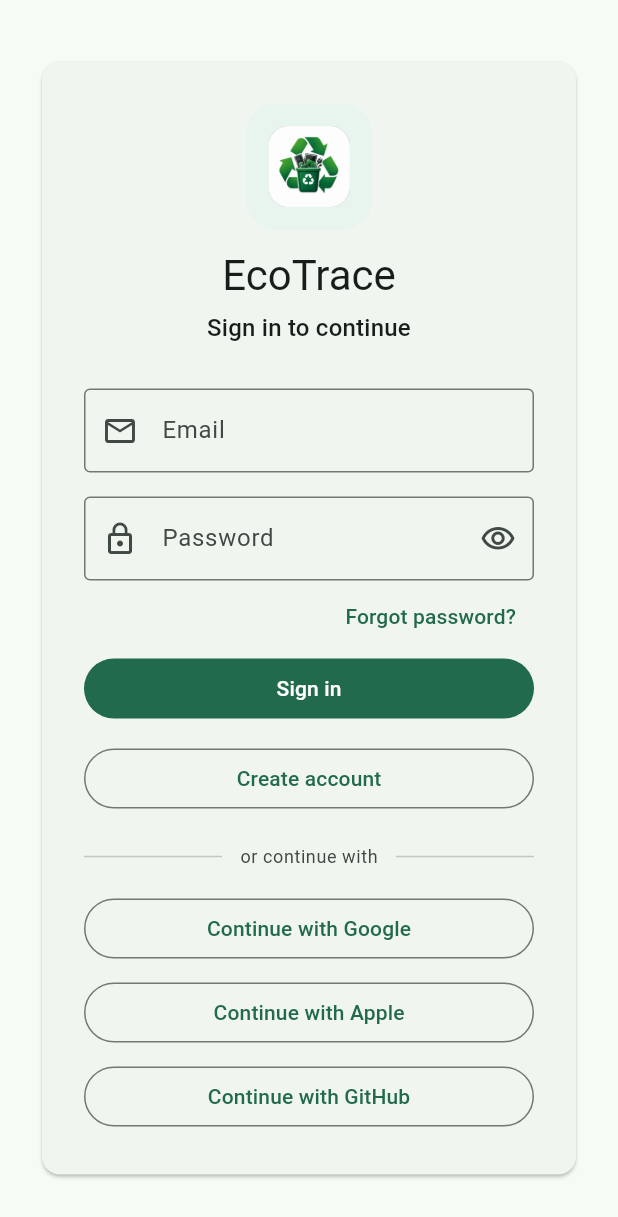
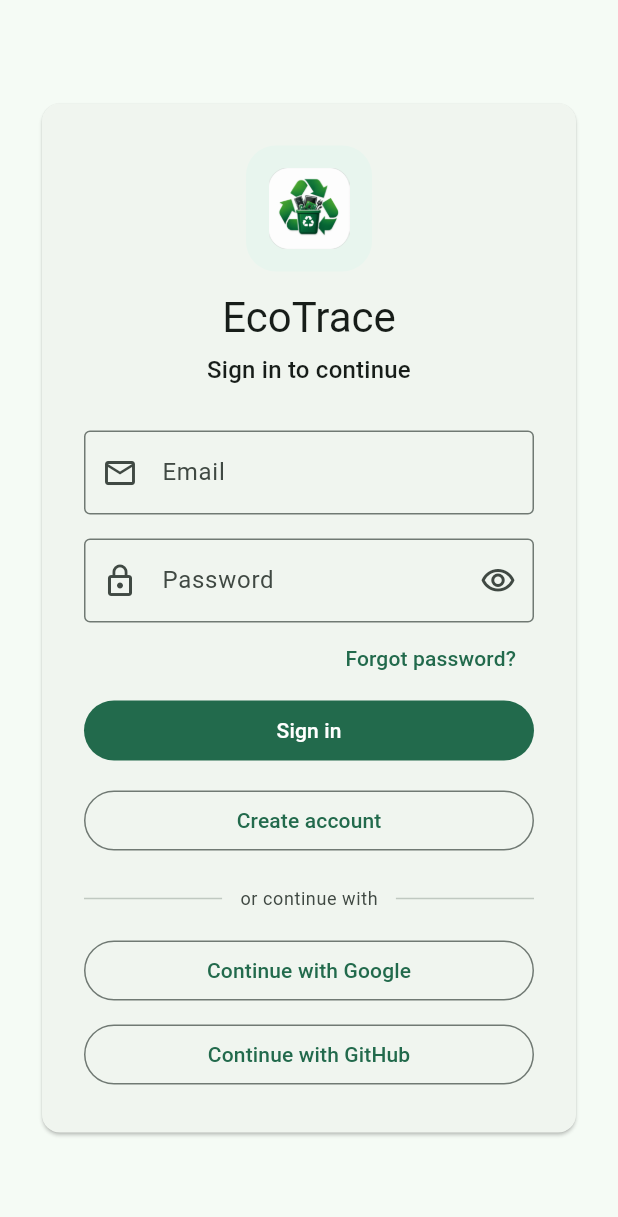
Before and after one commit to EcoTraces/ecotrace, a Flutter app: the screen it shows after launch, on a phone screen of 412 x 824 dp. Shown: the top 1217 px of the screen. Run offline on Flutter 3.47's test engine with Material 3 defaults, Android fonts, the phone set to English and light mode, and no system bars; our stand-ins replace cloud_firestore, csv, file_picker, firebase_auth, firebase_core, firebase_messaging and 8 more; missing offline and left inert: mobile_scanner; accounts and stored records are empty.

Commit message:
Remove Apple sign-in
Keep Google and GitHub. Apple requires a paid Developer Program
membership to configure at all, which isn't set up for this project.

Co-Authored-By: Claude Sonnet 5 <noreply@anthropic.com>

```diff
--- a/lib/features/auth/presentation/auth_gate.dart
+++ b/lib/features/auth/presentation/auth_gate.dart
@@ -75,7 +75,7 @@ class _AuthGateState extends State<AuthGate> {
             final profile = profileSnapshot.data;
             if (profile == null) {
               // The normal path here is a first-time federated (Google/
-              // Apple/GitHub) sign-in, which creates the Firebase Auth user
+              // GitHub) sign-in, which creates the Firebase Auth user
               // without the role/terms step email/password registration
               // collects up front -- this screen collects it. It also
               // covers the rarer case of any other profile-less auth user.
--- a/lib/features/auth/presentation/auth_screens.dart
+++ b/lib/features/auth/presentation/auth_screens.dart
@@ -316,15 +316,6 @@ class _LoginScreenState extends State<LoginScreen> {
               onPressed: _busy
                   ? null
                   : () => _signInWithProvider(
-                      widget.repository.signInWithApple,
-                    ),
-              child: const Text('Continue with Apple'),
-            ),
-            const SizedBox(height: 8),
-            OutlinedButton(
-              onPressed: _busy
-                  ? null
-                  : () => _signInWithProvider(
                       widget.repository.signInWithGithub,
                     ),
               child: const Text('Continue with GitHub'),
@@ -686,7 +677,7 @@ class _EmailVerificationScreenState extends State<EmailVerificationScreen> {
 }
 
 /// Shown by AuthGate whenever a signed-in Firebase user has no EcoTrace
-/// profile yet -- the normal path for a first-time federated (Google/Apple/
+/// profile yet -- the normal path for a first-time federated (Google/
 /// GitHub) sign-in, which creates the Firebase Auth user without any of the
 /// role/terms information email/password registration collects up front.
 /// Also doubles as a self-service recovery path for the rarer case of an
```
Also changed, not shown: lib/features/auth/data/auth_repository.dart (+0 -8 lines), 1 other file.
